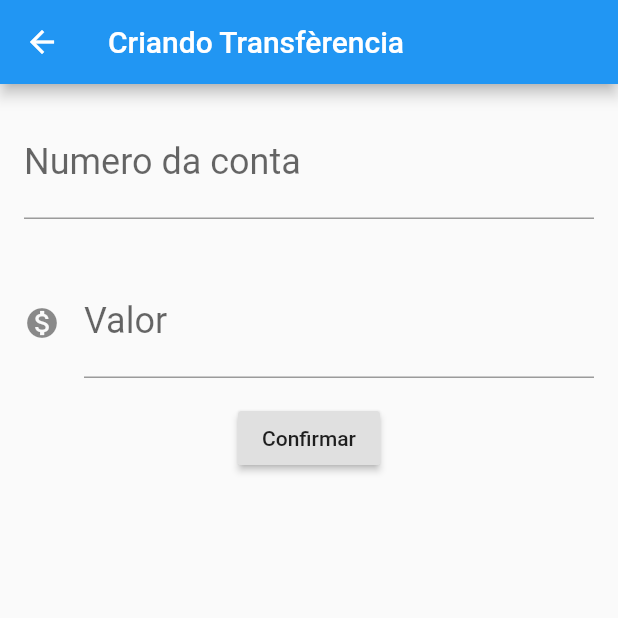
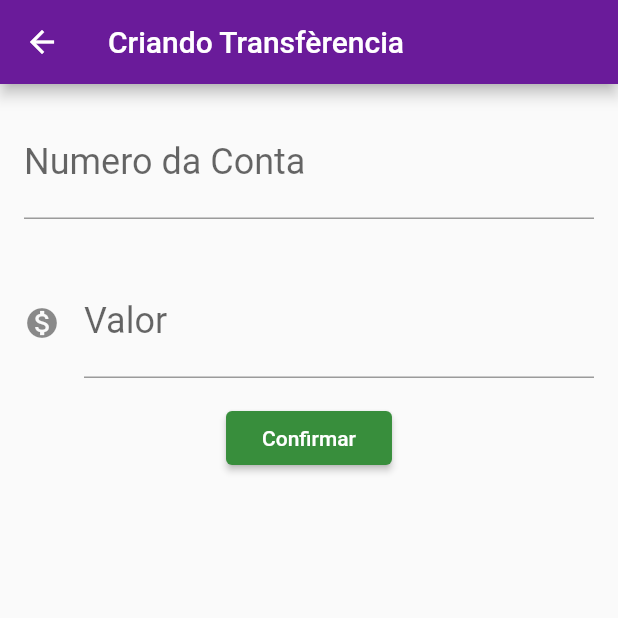
Before and after one commit to fabiocostadeoliveira/curso-flutter-app-bytebank, a Flutter app: the screen it shows after launch, after a tap on the "add" icon, on a phone screen of 412 x 824 dp, the top half of it. Run offline on Flutter 3.47's test engine with Material 2 defaults, Android fonts, the phone set to English and light mode, and no system bars.

Commit message:
Correcoes de bug e refactor

```diff
--- /dev/null
+++ b/lib/components/genericTextField.dart
@@ -0,0 +1,34 @@
+import 'package:flutter/material.dart';
+
+class EditorTextField extends StatelessWidget {
+  final TextEditingController controlador;
+  final String labelText;
+  final String hintText;
+  final IconData icon;
+
+  const EditorTextField({
+    this.controlador,
+    this.labelText,
+    this.hintText,
+    this.icon,
+  });
+
+  @override
+  Widget build(BuildContext context) {
+    return Padding(
+      padding: const EdgeInsets.all(16.0),
+      child: TextField(
+        controller: controlador,
+        style: TextStyle(
+          fontSize: 24.0,
+        ),
+        decoration: InputDecoration(
+          icon: icon != null ? Icon(icon) : null,
+          labelText: labelText,
+          hintText: hintText,
+        ),
+        keyboardType: TextInputType.number,
+      ),
+    );
+  }
+}
--- a/lib/main.dart
+++ b/lib/main.dart
@@ -1,3 +1,4 @@
+import 'package:bytebank/screens/transferencias/lista.dart';
 import 'package:flutter/material.dart';
 
 void main() => runApp(ByteBankApp());
@@ -6,153 +7,15 @@ class ByteBankApp extends StatelessWidget {
   @override
   Widget build(BuildContext context) {
     return MaterialApp(
-      home: Scaffold(
-        //body: FormularioTransferencia(),
-        body: ListaTransferencias(),
+      theme: ThemeData(
+        primaryColor: Colors.purple[800],
+        accentColor: Colors.green[700],
+        buttonTheme: ButtonThemeData(
+          buttonColor: Colors.green[700],
+          textTheme: ButtonTextTheme.primary,
+        ),
       ),
+      home: ListaTransferencias(),
     );
   }
 }
-
-class FormularioTransferencia extends StatelessWidget {
-  final TextEditingController _controladorCampoNumeroConta =
-      TextEditingController();
-  final TextEditingController _controladorCampoValor = TextEditingController();
-
-  @override
-  Widget build(BuildContext context) {
-    return Scaffold(
-      appBar: AppBar(
-        title: Text('Criando Transfèrencia'),
-      ),
-      body: Column(
-        children: [
-          EditorTextField(
-            controlador: _controladorCampoNumeroConta,
-            labelText: 'Numero da conta',
-            hintText: '0000',
-          ),
-          EditorTextField(
-            controlador: _controladorCampoValor,
-            labelText: 'Valor',
-            hintText: '0.00',
-            icon: Icons.monetization_on,
-          ),
-          RaisedButton(
-            child: Text('Confirmar'),
-            onPressed: () => _criarTransferencia(context),
-          ),
-        ],
-      ),
-    );
-  }
-
-  void _criarTransferencia(BuildContext context) {
-    final int numeroConta = int.tryParse(_controladorCampoNumeroConta.text);
-    final double valor = double.tryParse(_controladorCampoValor.text);
-
-    if (numeroConta != null && valor != null) {
-      final transferenciaCriada = Transferncia(numeroConta, valor);
-
-      debugPrint('Criando Transferencia');
-      debugPrint('$transferenciaCriada');
-      Navigator.pop(context, transferenciaCriada);
-    }
-  }
-}
-
-class ListaTransferencias extends StatelessWidget {
-  final List<Transferncia> _transferencias = List();
-  @override
-  Widget build(BuildContext context) {
-    _transferencias.add(Transferncia(1001, 2.0));
-    return Scaffold(
-      appBar: AppBar(
-        title: Text('Transferências'),
-      ),
-      body: ListView.builder(
-        itemCount: _transferencias.length,
-        itemBuilder: (context, indice) {
-          final transferencia = _transferencias[indice];
-          return ItemTransferencia(transferencia);
-        },
-      ),
-      floatingActionButton: FloatingActionButton(
-        child: Icon(Icons.add),
-        onPressed: () {
-          final Future<Transferncia> future =
-              Navigator.push(context, MaterialPageRoute(builder: (context) {
-            return FormularioTransferencia();
-          }));
-          future.then((transferenciaRecebida) {
-            debugPrint('$transferenciaRecebida');
-            _transferencias.add(transferenciaRecebida);
-          });
-        },
-      ),
-    );
-  }
-}
-
-class EditorTextField extends StatelessWidget {
-  final TextEditingController controlador;
-  final String labelText;
-  final String hintText;
-  final IconData icon;
-
-  const EditorTextField({
-    this.controlador,
-    this.labelText,
-    this.hintText,
-    this.icon,
-  });
-
-  @override
-  Widget build(BuildContext context) {
-    return Padding(
-      padding: const EdgeInsets.all(16.0),
-      child: TextField(
-        controller: controlador,
-        style: TextStyle(
-          fontSize: 24.0,
-        ),
-        decoration: InputDecoration(
-          icon: icon != null ? Icon(icon) : null,
-          labelText: labelText,
-          hintText: hintText,
-        ),
-        keyboardType: TextInputType.number,
-      ),
-    );
-  }
-}
-
-class ItemTransferencia extends StatelessWidget {
-  final Transferncia _transferncia;
-
-  const ItemTransferencia(this._transferncia);
-
-  @override
-  Widget build(BuildContext context) {
-    return Card(
-      child: ListTile(
-        leading: Icon(Icons.monetization_on),
-        title: Text(_transferncia.valor.toString()),
-        subtitle: Text(_transferncia.numeroConta.toString()),
-      ),
-    );
-  }
-}
-
-class Transferncia {
-  final int numeroConta;
-  final double valor;
-
-  Transferncia(
-    this.numeroConta,
-    this.valor,
-  );
-
-  @override
-  String toString() => 'Transferncia(valor: $valor, numeroConta: $numeroConta)';
-}
--- /dev/null
+++ b/lib/models/transferencia.dart
@@ -0,0 +1,13 @@
+class Transferencia {
+  final int numeroConta;
+  final double valor;
+
+  Transferencia(
+    this.numeroConta,
+    this.valor,
+  );
+
+  @override
+  String toString() =>
+      'Transferencia(valor: $valor, numeroConta: $numeroConta)';
+}
--- /dev/null
+++ b/lib/screens/transferencias/formulario.dart
@@ -0,0 +1,70 @@
+import 'package:bytebank/components/genericTextField.dart';
+import 'package:bytebank/models/transferencia.dart';
+import 'package:flutter/material.dart';
+
+const _tituloAppBar = 'Criando Transfèrencia';
+
+const _labelTextNumeroDaConta = 'Numero da Conta';
+const _hintTextNumeroDaConta = '0000';
+
+const _labelTextValor = 'Valor';
+const _hintTextValor = '0.00';
+
+const _tituloBotaoConfirmar = 'Confirmar';
+
+class FormularioTransferencia extends StatefulWidget {
+  @override
+  State<StatefulWidget> createState() {
+    return FormularioTransferenciaState();
+  }
+}
+
+class FormularioTransferenciaState extends State<FormularioTransferencia> {
+  final TextEditingController _controladorCampoNumeroConta =
+      TextEditingController();
+  final TextEditingController _controladorCampoValor = TextEditingController();
+
+  @override
+  Widget build(BuildContext context) {
+    return Scaffold(
+      appBar: AppBar(
+        title: Text(_tituloAppBar),
+      ),
+      body: SingleChildScrollView(
+        child: Column(
+          children: [
+            EditorTextField(
+              controlador: _controladorCampoNumeroConta,
+              labelText: _labelTextNumeroDaConta,
+              hintText: _hintTextNumeroDaConta,
+            ),
+            EditorTextField(
+              controlador: _controladorCampoValor,
+              labelText: _labelTextValor,
+              hintText: _hintTextValor,
+              icon: Icons.monetization_on,
+            ),
+            RaisedButton(
+              child: Text(_tituloBotaoConfirmar),
+              onPressed: () => _criarTransferencia(context),
+            ),
+          ],
+        ),
+      ),
+    );
+  }
+
+  void _criarTransferencia(BuildContext context) {
+    final int numeroConta = int.tryParse(_controladorCampoNumeroConta.text);
+    final double valor = double.tryParse(_controladorCampoValor.text);
+
+    if (_isTranferenciaValida(numeroConta, valor)) {
+      final transferenciaCriada = Transferencia(numeroConta, valor);
+      Navigator.pop(context, transferenciaCriada);
+    }
+  }
+
+  bool _isTranferenciaValida(numeroConta, valor) {
+    return numeroConta != null && valor != null;
+  }
+}
--- /dev/null
+++ b/lib/screens/transferencias/lista.dart
@@ -0,0 +1,65 @@
+import 'package:bytebank/models/transferencia.dart';
+import 'package:flutter/material.dart';
+
+import 'formulario.dart';
+
+const _tituloAppBar = 'Transferências';
+
+class ListaTransferencias extends StatefulWidget {
+  final List<Transferencia> _transferencias = List();
+  @override
+  State<StatefulWidget> createState() {
+    return ListaTransferenciasState();
+  }
+}
+
+class ListaTransferenciasState extends State<ListaTransferencias> {
+  @override
+  Widget build(BuildContext context) {
+    return Scaffold(
+      appBar: AppBar(
+        title: Text(_tituloAppBar),
+      ),
+      body: ListView.builder(
+        itemCount: widget._transferencias.length,
+        itemBuilder: (context, indice) {
+          final transferencia = widget._transferencias[indice];
+          return ItemTransferencia(transferencia);
+        },
+      ),
+      floatingActionButton: FloatingActionButton(
+        child: Icon(Icons.add),
+        onPressed: () {
+          Navigator.push(context, MaterialPageRoute(builder: (context) {
+            return FormularioTransferencia();
+          })).then(
+            (transferenciaRecebida) => _atualiza(transferenciaRecebida),
+          );
+        },
+      ),
+    );
+  }
+
+  void _atualiza(Transferencia transferenciaRecebida) {
+    if (transferenciaRecebida != null) {
+      setState(() {
+        widget._transferencias.add(transferenciaRecebida);
+      });
+    }
+  }
+}
+
+class ItemTransferencia extends StatelessWidget {
+  final Transferencia _transferencia;
+  const ItemTransferencia(this._transferencia);
+  @override
+  Widget build(BuildContext context) {
+    return Card(
+      child: ListTile(
+        leading: Icon(Icons.monetization_on),
+        title: Text(_transferencia.valor.toString()),
+        subtitle: Text(_transferencia.numeroConta.toString()),
+      ),
+    );
+  }
+}
```
Also changed, not shown: 1 other file.
